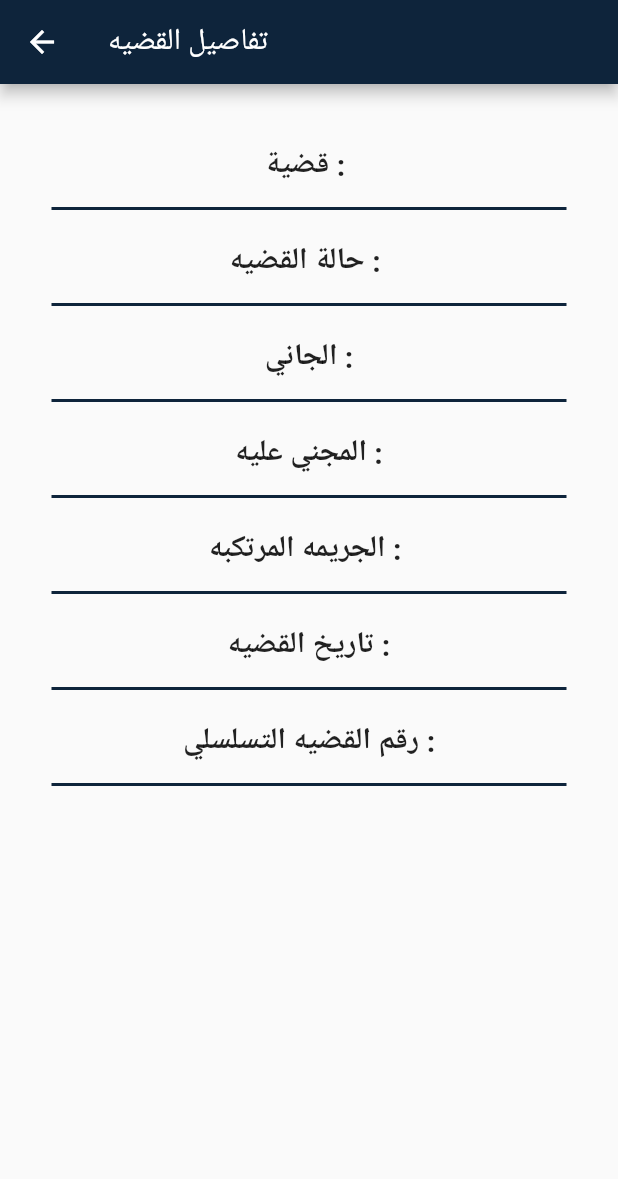
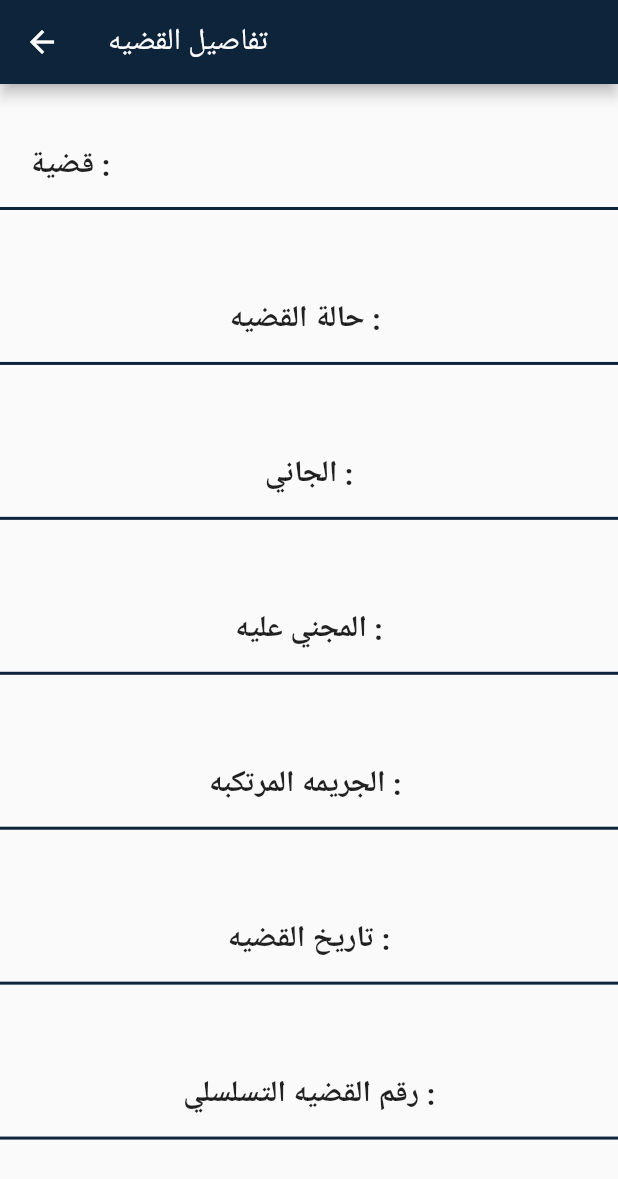
Before and after one commit to asmaaomar66/gp__project, a Flutter app: the caseDetails screen opened directly with empty values, on a phone screen of 412 x 824 dp. Shown: the top 1179 px of the screen. Run offline on Flutter 3.47's test engine with Material 2 defaults, Android fonts, the phone set to English and light mode, and no system bars; our stand-ins replace badges, carousel_slider, cloud_firestore, file_picker, firebase_auth, firebase_storage and 10 more; missing offline and left inert: dart:ffi, flutter_full_pdf_viewer, gradient_text; accounts and stored records are empty.

Commit message:
اخر مرة:))

```diff
--- a/lib/Auth/login.dart
+++ b/lib/Auth/login.dart
@@ -24,7 +24,9 @@ class _Login extends State<Login> {
   Color third =  Color(0xff0ccaee) ;
   @override
   Widget build(BuildContext context) {
-    return  new Scaffold(
+    return new WillPopScope(
+    onWillPop: () async => false,
+    child:  new Scaffold(
       appBar: new AppBar(
         backgroundColor:prime,
         // Color.fromRGBO(1, 44, 45, 15),
@@ -132,7 +134,7 @@ class _Login extends State<Login> {
         ),
       ) ,
 
-    );
+   ) );
   }
   String validateEmail(String value) {
     String pattern =
--- a/lib/Pages/Reserve.dart
+++ b/lib/Pages/Reserve.dart
@@ -127,7 +127,7 @@ class _ReservationState extends State<Reservation> {
                 borderRadius: BorderRadius.circular(12),
               ),
               title:Container(
-              height:MediaQuery.of(context).size.height/2,
+              height:MediaQuery.of(context).size.height/3,
               width: 300, child : SingleChildScrollView(
                 child: Column(
                    crossAxisAlignment: CrossAxisAlignment.stretch,
@@ -276,7 +276,7 @@ Future _dialogTime() async {
                           borderRadius: BorderRadius.circular(12),
                         ),
                         title: Container(
-              height: MediaQuery.of(context).size.height/2,
+              height: MediaQuery.of(context).size.height/3,
               width: 300, child : SingleChildScrollView(
 
                           child:Column(
--- a/lib/Pages/caseDetails.dart
+++ b/lib/Pages/caseDetails.dart
@@ -99,7 +99,7 @@ class _caseDetails extends State<caseDetails>{
                               Icon(
                                 Icons.archive
                               ),
-                              Text("أضافة القضية الي الأرضيف",
+                              Text("أضافة القضية الي الأرشيف",
                               style: TextStyle(
                                 fontSize: 15.0,
                               )),
@@ -246,7 +246,7 @@ class _caseDetails extends State<caseDetails>{
 //---------------------------------------Body of Class-----------------------------------
      Size screenSize = MediaQuery.of(context).size;
      return WillPopScope(
-       onWillPop: () async => false,
+       onWillPop: () async => true,
        child:  Scaffold(
       appBar: AppBar(
               backgroundColor: prime ,
@@ -260,11 +260,11 @@ class _caseDetails extends State<caseDetails>{
                padding: EdgeInsets.only( top: 20, bottom: 20.0),
                 child: Column(children: <Widget>[
                   Expanded(
-                    child: ListView(
+                    child: Column(
                       children: <Widget>[
                 //--------------------case type----------------------
                  Expanded(
-                   child: Column(
+                   child: ListView(
                           children: <Widget>[
                              Container(
                           padding: EdgeInsets.only(
@@ -284,7 +284,7 @@ class _caseDetails extends State<caseDetails>{
                  ),
                 //--------------------case State----------------------
                  Expanded(
-                   child:  Column(
+                   child:  ListView(
                           children: <Widget>[
                              Container(
                           padding: EdgeInsets.only(
@@ -309,7 +309,7 @@ class _caseDetails extends State<caseDetails>{
         ),
                 //--------------------offender name----------------------
                  Expanded(
-                   child:Column(
+                   child:ListView(
                           children: <Widget>[
                              Container(
                           padding: EdgeInsets.only(
@@ -334,7 +334,7 @@ class _caseDetails extends State<caseDetails>{
       )
                 //--------------------victim name------------------------
                  ,Expanded(
-                   child:  Column(
+                   child:  ListView(
                           children: <Widget>[
                              Container(
                           padding: EdgeInsets.only(
@@ -359,7 +359,7 @@ class _caseDetails extends State<caseDetails>{
                     )
                 //--------------------crime name----------------------
                  ,Expanded(
-                   child:  Column(
+                   child:  ListView(
                           children: <Widget>[
                              Container(
                           padding: EdgeInsets.only(
@@ -384,7 +384,7 @@ class _caseDetails extends State<caseDetails>{
           )
                 //--------------------case date------------------------
                  ,Expanded(
-                   child: Column(
+                   child: ListView(
                           children: <Widget>[
                              Container(
                           padding: EdgeInsets.only(
@@ -409,7 +409,7 @@ class _caseDetails extends State<caseDetails>{
                     )
                 //--------------------case number----------------------
                  ,Expanded(
-                   child:  Column(
+                   child:  ListView(
                           children: <Widget>[
                              Container(
                           padding: EdgeInsets.only(
--- a/lib/Pages/drawerprofile.dart
+++ b/lib/Pages/drawerprofile.dart
@@ -318,7 +318,7 @@ Color prime = Color(0xff0e243b);
               onTap: () {
                 signOut();
                 Navigator.push(
-                    context, MaterialPageRoute(builder: (context) => HelloApp()));
+                    context, MaterialPageRoute(builder: (context) => Login()));
               },
             ),
           ],
```
Also changed, not shown: lib/Pages/answerquestions.dart (+5 -4 lines), lib/Pages/questionPage.dart (+6 -4 lines).
